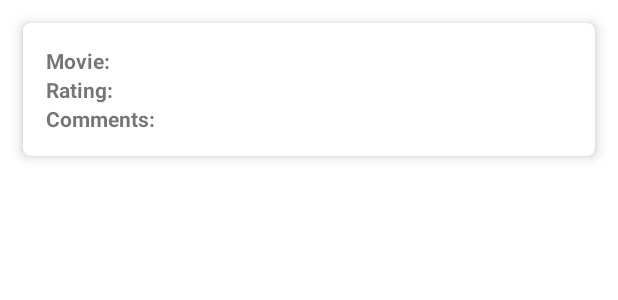
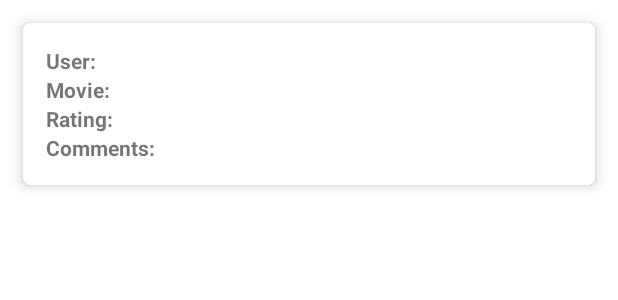
Before and after one commit to leestephens12/Boxoffice-ls, an Android app: the layout list_item.xml on its own in the app's theme, with its tools: preview values and no code run, on a phone screen of 412 x 824 dp. Shown: the top 300 px of the screen. Run offline under Robolectric (Android 15) with nearby library versions, the phone set to English and light mode, and no system bars.

Commit message:
Changed the adapter to list items so now you can see what user posted the review

```diff
--- a/app/src/main/java/com/stephensapps/boxoffice_ls/Adapter.kt
+++ b/app/src/main/java/com/stephensapps/boxoffice_ls/Adapter.kt
@@ -5,6 +5,7 @@ import android.view.View
 import android.view.ViewGroup
 import android.widget.TextView
 import androidx.recyclerview.widget.RecyclerView
+import org.w3c.dom.Text
 
 class Adapter(private val postList:ArrayList<Post>):RecyclerView.Adapter<Adapter.PostViewHolder>() {
     override fun onCreateViewHolder(parent: ViewGroup, viewType: Int): Adapter.PostViewHolder {
@@ -16,6 +17,7 @@ class Adapter(private val postList:ArrayList<Post>):RecyclerView.Adapter<Adapter
     override fun onBindViewHolder(holder: Adapter.PostViewHolder, position: Int) {
 
         val post : Post = postList[position]
+        holder.email.text = "User: " + post.email
         holder.movieName.text = "Movie: " + post.movieName
         holder.movieRating.text = "Rating: " + post.movieRating + "/100"
         holder.movieDescription.text = "Comments: " + post.description
@@ -31,6 +33,7 @@ class Adapter(private val postList:ArrayList<Post>):RecyclerView.Adapter<Adapter
 
     public class PostViewHolder(itemView: View):RecyclerView.ViewHolder(itemView) {
 
+        val email : TextView = itemView.findViewById(R.id.postUser)
         val movieName : TextView = itemView.findViewById(R.id.movieNameText)
         val movieRating : TextView = itemView.findViewById(R.id.movieRatingText)
         val movieDescription : TextView = itemView.findViewById(R.id.movieDescriptionText)
--- a/app/src/main/java/com/stephensapps/boxoffice_ls/FirstFragment.kt
+++ b/app/src/main/java/com/stephensapps/boxoffice_ls/FirstFragment.kt
@@ -41,6 +41,7 @@ class FirstFragment:Fragment(R.layout.fragment_first) {
 
     private fun EventChangeListener() {
         auth = FirebaseAuth.getInstance()
+        val email = FirebaseAuth.getInstance().currentUser?.email
         val userID = FirebaseAuth.getInstance().currentUser!!.uid
         db = FirebaseFirestore.getInstance()
         db.collection("posts").orderBy("movieName").addSnapshotListener(object : EventListener<QuerySnapshot>{
--- a/app/src/main/java/com/stephensapps/boxoffice_ls/Post.kt
+++ b/app/src/main/java/com/stephensapps/boxoffice_ls/Post.kt
@@ -1,4 +1,4 @@
 package com.stephensapps.boxoffice_ls
 
-data class Post(var movieName: String? = null, var movieRating: String? = null, var description: String? = null) {
+data class Post(var email: String? = null, var movieName: String? = null, var movieRating: String? = null, var description: String? = null) {
 }
--- a/app/src/main/java/com/stephensapps/boxoffice_ls/SecondFragment.kt
+++ b/app/src/main/java/com/stephensapps/boxoffice_ls/SecondFragment.kt
@@ -23,6 +23,7 @@ class SecondFragment:Fragment(R.layout.fragment_second) {
 
         var auth: FirebaseAuth = FirebaseAuth.getInstance()
         val db = Firebase.firestore
+        val email = FirebaseAuth.getInstance().currentUser?.email
 
         post.setOnClickListener {
             //Toast.makeText(context, rating, Toast.LENGTH_LONG)
@@ -42,6 +43,8 @@ class SecondFragment:Fragment(R.layout.fragment_second) {
                 val userID = FirebaseAuth.getInstance().currentUser!!.uid
 
                 val post = hashMapOf(
+
+                    "email" to email,
                     "movieName" to movieName.text.toString(),
                     "movieRating" to rating.text.toString(),
                     "description" to description.text.toString()
--- a/app/src/main/res/layout/list_item.xml
+++ b/app/src/main/res/layout/list_item.xml
@@ -14,6 +14,13 @@
         android:layout_marginVertical="15dp"
         android:orientation="vertical">
 
+
+        <TextView
+            android:id="@+id/postUser"
+            android:layout_width="match_parent"
+            android:layout_height="wrap_content"
+            android:text="User: "
+            android:textStyle="bold" />
 
         <TextView
             android:id="@+id/movieNameText"
```
